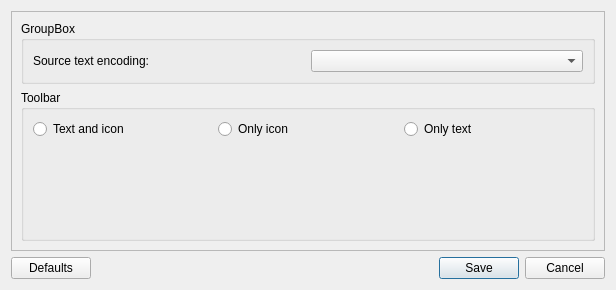
Above: src/configdialog.ui from DOOMer/qtagger before the change. Below: the same form after it.
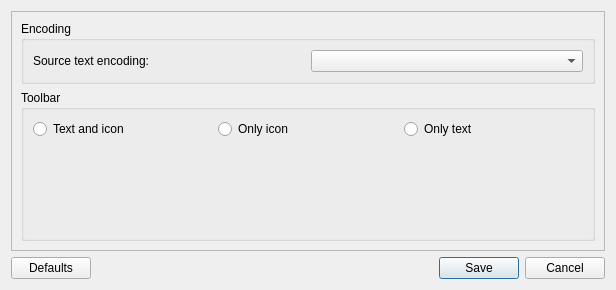
That is the form after the change. Icons and pictures are not drawn.

Commit message: changed one label in configdialog

Patch:
```diff
--- a/src/configdialog.ui
+++ b/src/configdialog.ui
@@ -44,7 +44,7 @@
       <item>
        <widget class="QGroupBox" name="groupCodecs">
         <property name="title">
-         <string>GroupBox</string>
+         <string>Encoding</string>
         </property>
         <layout class="QVBoxLayout" name="verticalLayout_2">
          <item>
```
